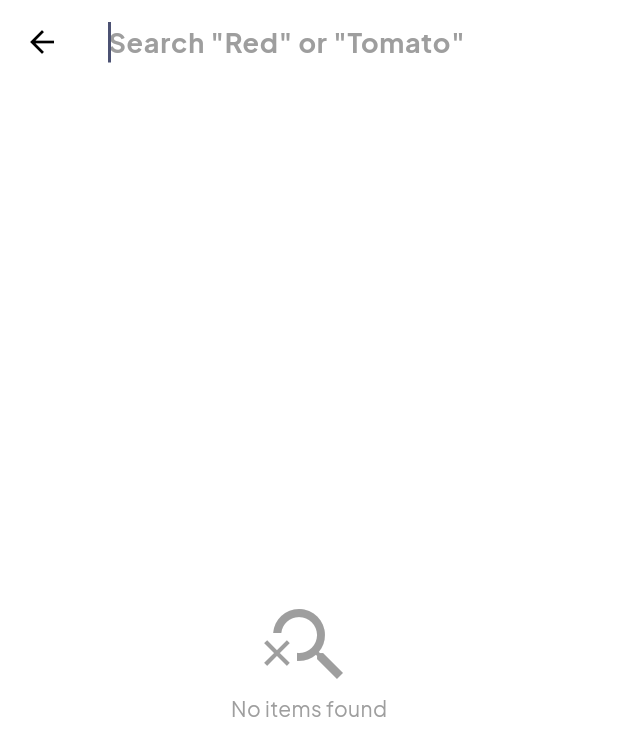
After one commit to frost-guy-2006/VeGo, a Flutter app: the screen it shows once a user with an empty profile is signed in, after a tap on an icon or button, on a phone screen of 412 x 824 dp. The commit adds this screen. Shown: the top 756 px of the screen. Run offline on Flutter 3.47's test engine with Material 3 defaults, Android fonts, the phone set to English and light mode, and no system bars; our stand-ins replace connectivity_plus, flutter_map, google_fonts, latlong2, shared_preferences, shimmer and 2 more; accounts and stored records are empty; network calls fail.

Commit message:
Initial commit: FreshFlow

```diff
--- a/freshflow/lib/features/home/screens/home_screen.dart
+++ b/freshflow/lib/features/home/screens/home_screen.dart
@@ -2,6 +2,7 @@ import 'package:flutter/material.dart';
 import 'package:freshflow/features/cart/screens/cart_screen.dart';
 import 'package:freshflow/features/cart/widgets/floating_cart_bar.dart';
 import 'package:freshflow/features/home/widgets/category_grid.dart';
+import 'package:freshflow/features/search/screens/search_screen.dart'; // Added import
 import 'package:freshflow/features/profile/screens/profile_screen.dart';
 import 'package:shimmer/shimmer.dart';
 import 'package:supabase_flutter/supabase_flutter.dart';
@@ -177,6 +178,17 @@ class HomeContent extends StatelessWidget {
         SliverToBoxAdapter(
           child: Padding(
             padding: const EdgeInsets.symmetric(horizontal: 16, vertical: 8),
+            child: GestureDetector(
+              onTap: () {
+                Navigator.of(context).push(PageRouteBuilder(
+                  pageBuilder: (context, animation, secondaryAnimation) =>
+                      const SearchScreen(),
+                  transitionsBuilder:
+                      (context, animation, secondaryAnimation, child) {
+                    return FadeTransition(opacity: animation, child: child);
+                  },
+                ));
+              },
               child: Container(
                 padding: const EdgeInsets.symmetric(horizontal: 16),
                 height: 50,
@@ -190,11 +202,12 @@ class HomeContent extends StatelessWidget {
                     const Icon(Icons.search, color: AppColors.secondary),
                     const SizedBox(width: 12),
                     Text(
-                    'Search "Paneer"',
-                    style:
-                        GoogleFonts.plusJakartaSans(color: AppColors.secondary),
+                      'Search "Red" or "Tomato"', // Updated hint for discovery
+                      style: GoogleFonts.plusJakartaSans(
+                          color: AppColors.secondary),
                     ),
                   ],
+                ),
               ),
             ),
           ),
--- /dev/null
+++ b/freshflow/lib/features/search/screens/search_screen.dart
@@ -0,0 +1,203 @@
+import 'package:flutter/material.dart';
+import 'package:freshflow/core/models/product_model.dart';
+import 'package:freshflow/core/theme/app_colors.dart';
+import 'package:freshflow/features/home/widgets/price_comparison_card.dart';
+import 'package:google_fonts/google_fonts.dart';
+import 'package:supabase_flutter/supabase_flutter.dart';
+import 'package:flutter_staggered_grid_view/flutter_staggered_grid_view.dart';
+
+class SearchScreen extends StatefulWidget {
+  final String? initialQuery;
+  const SearchScreen({super.key, this.initialQuery});
+
+  @override
+  State<SearchScreen> createState() => _SearchScreenState();
+}
+
+class _SearchScreenState extends State<SearchScreen> {
+  final TextEditingController _searchController = TextEditingController();
+  List<Product> _searchResults = [];
+  bool _isLoading = false;
+  String? _activeColorFilter; // "Red", "Blue", etc.
+
+  @override
+  void initState() {
+    super.initState();
+    if (widget.initialQuery != null) {
+      _searchController.text = widget.initialQuery!;
+      _performSearch(widget.initialQuery!);
+    }
+  }
+
+  // Visual Search Logic:
+  // If query matches a color name, switch to "Visual Mode"
+  void _performSearch(String query) async {
+    if (query.isEmpty) {
+      setState(() {
+        _searchResults = [];
+        _activeColorFilter = null;
+      });
+      return;
+    }
+
+    setState(() => _isLoading = true);
+
+    // Check for color keywords
+    final lowerQuery = query.toLowerCase();
+    if (['red', 'blue', 'green', 'orange', 'yellow'].contains(lowerQuery)) {
+      _activeColorFilter = lowerQuery;
+      // Capitalize first letter for display
+      _activeColorFilter =
+          lowerQuery[0].toUpperCase() + lowerQuery.substring(1);
+    } else {
+      _activeColorFilter = null;
+    }
+
+    try {
+      // Fetch all products (Mock search - in real app use textSearch or filtering on DB)
+      // Since we compute color client-side in model, we need to fetch all and filter client side for demo
+      final response = await Supabase.instance.client.from('products').select();
+
+      final allProducts =
+          (response as List).map((item) => Product.fromJson(item)).toList();
+
+      List<Product> filtered;
+      if (_activeColorFilter != null) {
+        // Filter by inferred color
+        filtered =
+            allProducts.where((p) => p.color == _activeColorFilter).toList();
+      } else {
+        // Filter by name
+        filtered = allProducts
+            .where((p) => p.name.toLowerCase().contains(lowerQuery))
+            .toList();
+      }
+
+      setState(() {
+        _searchResults = filtered;
+        _isLoading = false;
+      });
+    } catch (e) {
+      debugPrint('Search error: $e');
+      setState(() => _isLoading = false);
+    }
+  }
+
+  @override
+  Widget build(BuildContext context) {
+    Color themeColor = AppColors.primary;
+    if (_activeColorFilter == 'Red') themeColor = Colors.red;
+    if (_activeColorFilter == 'Green') themeColor = Colors.green;
+    if (_activeColorFilter == 'Orange') themeColor = Colors.orange;
+    if (_activeColorFilter == 'Blue') themeColor = Colors.blue;
+
+    return Scaffold(
+      backgroundColor: Colors.white,
+      appBar: AppBar(
+        backgroundColor: Colors.white,
+        elevation: 0,
+        leading: IconButton(
+          icon: const Icon(Icons.arrow_back, color: Colors.black),
+          onPressed: () => Navigator.pop(context),
+        ),
+        title: TextField(
+          controller: _searchController,
+          autofocus: true,
+          decoration: InputDecoration(
+            hintText: 'Search "Red" or "Tomato"',
+            border: InputBorder.none,
+            hintStyle: GoogleFonts.plusJakartaSans(color: Colors.grey),
+          ),
+          style: GoogleFonts.plusJakartaSans(
+            fontSize: 18,
+            fontWeight: FontWeight.bold,
+            color: themeColor,
+          ),
+          onChanged: (val) {
+            // Debounce could be added here
+            _performSearch(val);
+          },
+        ),
+      ),
+      body: Column(
+        children: [
+          // Visual Context Header (Hero Feature)
+          if (_activeColorFilter != null)
+            Container(
+              width: double.infinity,
+              padding: const EdgeInsets.all(16),
+              color: themeColor.withOpacity(0.1),
+              child: Row(
+                children: [
+                  Container(
+                    width: 40,
+                    height: 40,
+                    decoration: BoxDecoration(
+                      color: themeColor,
+                      shape: BoxShape.circle,
+                      border: Border.all(color: Colors.white, width: 2),
+                      boxShadow: [
+                        BoxShadow(
+                            color: themeColor.withOpacity(0.4), blurRadius: 8)
+                      ],
+                    ),
+                  ),
+                  const SizedBox(width: 12),
+                  Column(
+                    crossAxisAlignment: CrossAxisAlignment.start,
+                    children: [
+                      Text(
+                        'Visual Search Active',
+                        style: GoogleFonts.plusJakartaSans(
+                          fontSize: 12,
+                          color: themeColor,
+                          fontWeight: FontWeight.bold,
+                        ),
+                      ),
+                      Text(
+                        'Showing $_activeColorFilter Products',
+                        style: GoogleFonts.plusJakartaSans(
+                          fontSize: 16,
+                          fontWeight: FontWeight.bold,
+                          color: Colors.black87,
+                        ),
+                      ),
+                    ],
+                  )
+                ],
+              ),
+            ),
+
+          Expanded(
+            child: _isLoading
+                ? const Center(child: CircularProgressIndicator())
+                : _searchResults.isEmpty
+                    ? Center(
+                        child: Column(
+                          mainAxisAlignment: MainAxisAlignment.center,
+                          children: [
+                            const Icon(Icons.search_off,
+                                size: 64, color: Colors.grey),
+                            Text('No items found',
+                                style: GoogleFonts.plusJakartaSans(
+                                    color: Colors.grey)),
+                          ],
+                        ),
+                      )
+                    : MasonryGridView.count(
+                        padding: const EdgeInsets.all(16),
+                        crossAxisCount: 2,
+                        mainAxisSpacing: 12,
+                        crossAxisSpacing: 12,
+                        itemCount: _searchResults.length,
+                        itemBuilder: (context, index) {
+                          return PriceComparisonCard(
+                              product: _searchResults[index]);
+                        },
+                      ),
+          ),
+        ],
+      ),
+    );
+  }
+}
```
Lines whose indentation alone changed are shown as unchanged.
